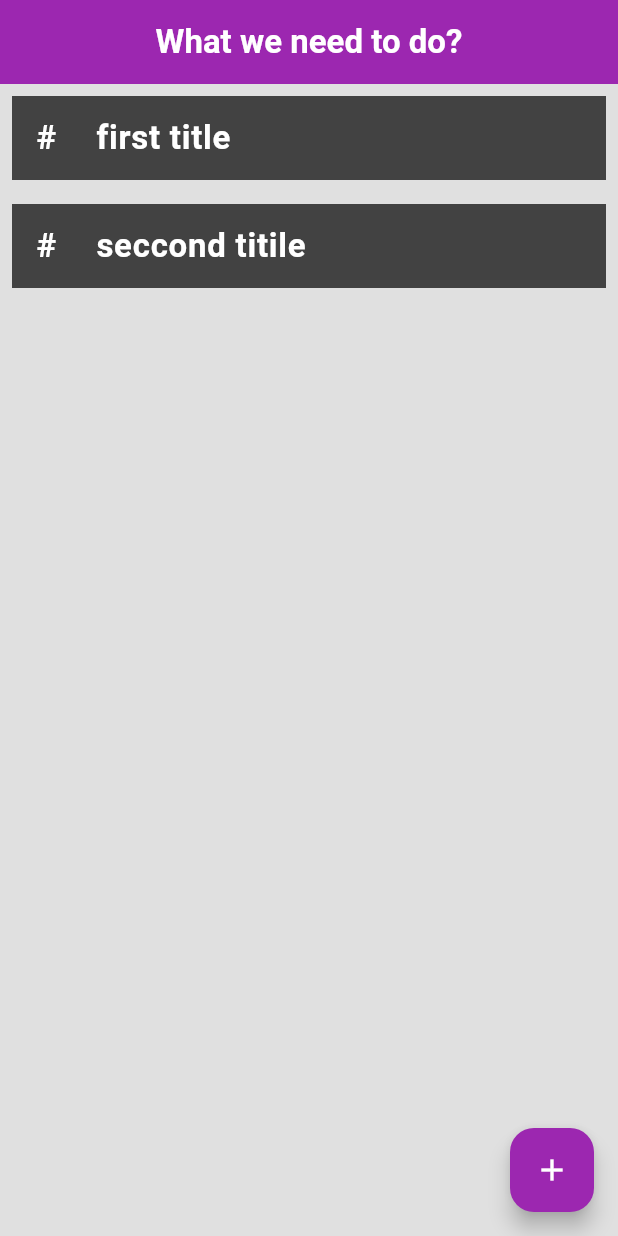
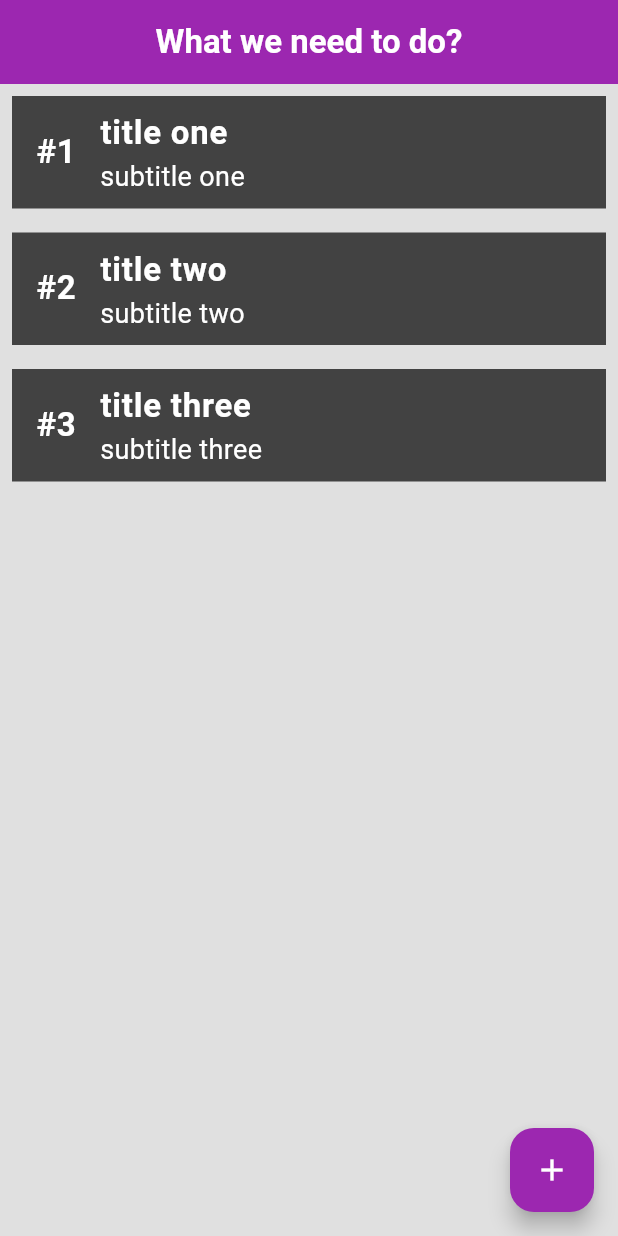
Before and after one commit to LukaszWalencik/simple_todo_app, a Flutter app: the screen it shows after launch, on a phone screen of 412 x 824 dp. Run offline on Flutter 3.47's test engine with Material 3 defaults, Android fonts, the phone set to English and light mode, and no system bars.

Commit message:
Create ListView.builder to use it with new created List of Maps with data

```diff
--- a/lib/main.dart
+++ b/lib/main.dart
@@ -10,7 +10,6 @@ class MainApp extends StatelessWidget {
 
   @override
   Widget build(BuildContext context) {
-    List<String> titles = ['first title', 'seccond titile'];
     List<Map<String, dynamic>> mapTiles = [
       {
         'number': '1',
@@ -40,17 +39,15 @@ class MainApp extends StatelessWidget {
             style: TextStyle(color: Colors.white, fontWeight: FontWeight.bold),
           ),
         ),
-        body: ListView(
-          children: [
-            ReusableListTile(
-              number: '',
-              title: titles[0],
-            ),
-            ReusableListTile(
-              number: '',
-              title: titles[1],
-            )
-          ],
+        body: ListView.builder(
+          itemCount: mapTiles.length,
+          itemBuilder: (context, index) {
+            return ReusableListTile(
+              number: mapTiles[index]['number'],
+              title: mapTiles[index]['title'],
+              subtitle: mapTiles[index]['subtitle'],
+            );
+          },
         ),
         floatingActionButton: FloatingActionButton(
           backgroundColor: Colors.purple,
```
